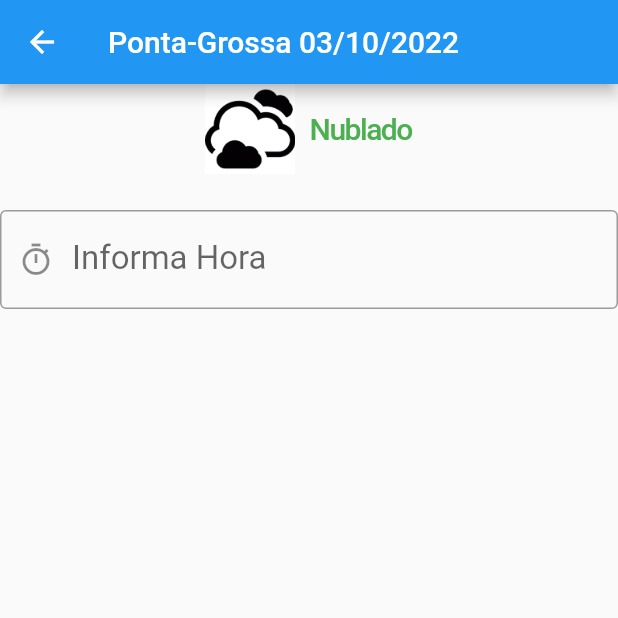
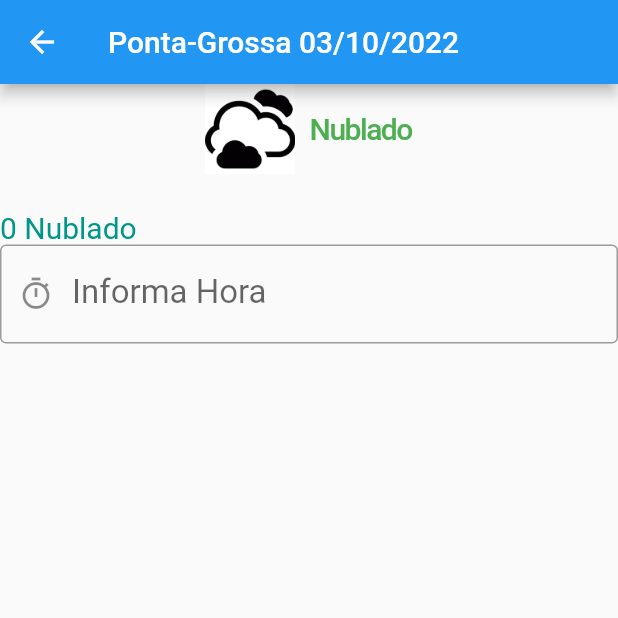
Before and after one commit to Joselcapinga/PrivsaoClimatica, a Flutter app: the screen it shows after launch, after a tap on "Ponta-Grossa", on a phone screen of 412 x 824 dp, the top half of it. Run offline on Flutter 3.47's test engine with Material 2 defaults, Android fonts, the light colour scheme and no system bars.

Commit message:
ajustes model clima atribute hora

```diff
--- a/previsao_clima/lib/models/clima.dart
+++ b/previsao_clima/lib/models/clima.dart
@@ -5,6 +5,7 @@ class Clima {
   String sensacaoClima;
   String descricao;
   String icon;
+  int hora;
 
   Clima(
       {required this.cidade,
@@ -12,5 +13,6 @@ class Clima {
       required this.temperatura,
       required this.sensacaoClima,
       required this.descricao,
-      required this.icon});
+      required this.icon,
+      required this.hora});
 }
--- a/previsao_clima/lib/views/climaDetalhesPage.dart
+++ b/previsao_clima/lib/views/climaDetalhesPage.dart
@@ -16,6 +16,7 @@ class ClimaDetalhesPage extends StatefulWidget {
 class _ClimaDetalhesPage extends State<ClimaDetalhesPage> {
   final _form = GlobalKey<FormState>();
   final _dataClima = TextEditingController();
+  int hora = 0;
 
   @override
   Widget build(BuildContext context) {
@@ -45,6 +46,17 @@ class _ClimaDetalhesPage extends State<ClimaDetalhesPage> {
                       color: Colors.green),
                 )
               ],
+            ),
+          ),
+          //mostra os resultados da pesquisa
+          SizedBox(
+            width: MediaQuery.of(context).size.width,
+            child: Text(
+              '$hora ${widget.clima.descricao}',
+              style: TextStyle(
+                fontSize: 20,
+                color: Colors.teal,
+              ),
             ),
           ),
           Form(
```
Also changed, not shown: previsao_clima/lib/repositoreis/clima_repository.dart (+12 -4 lines).
